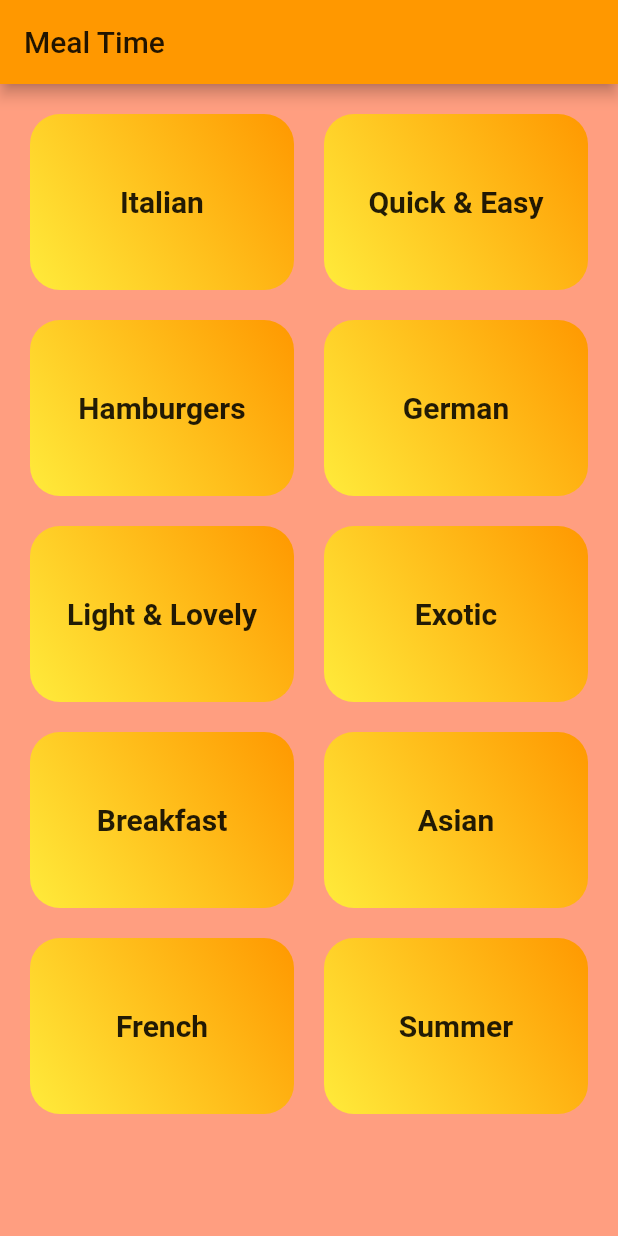
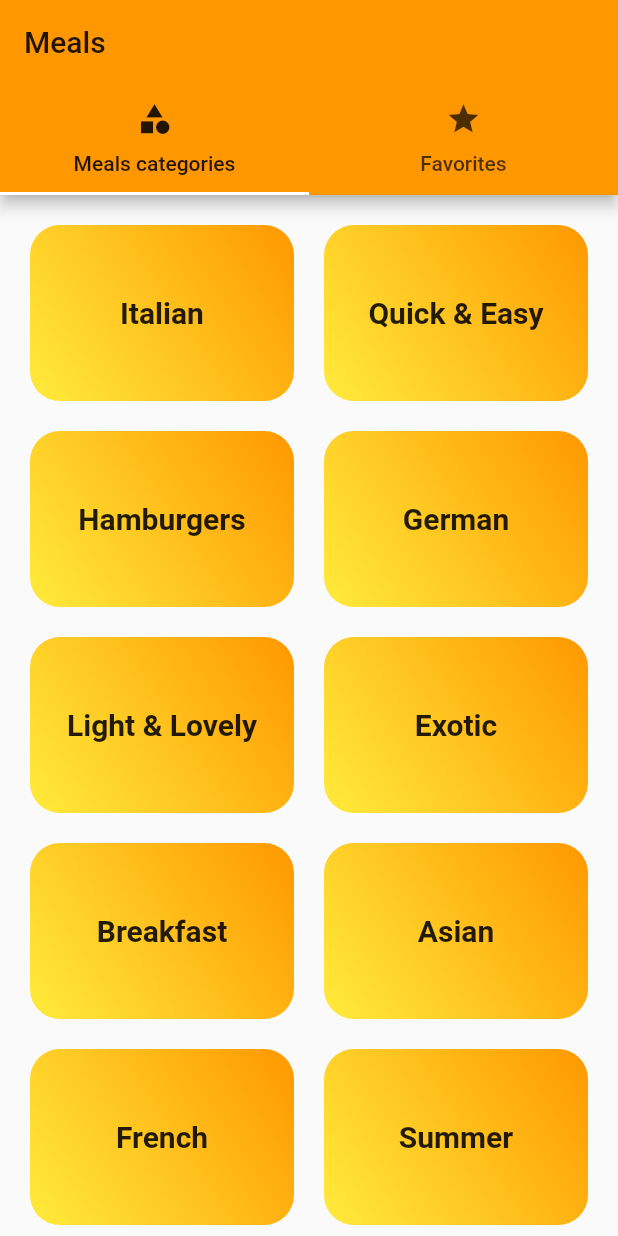
Before and after one commit to sniper0110/MealApp, a Flutter app: the screen it shows after launch, on a phone screen of 412 x 824 dp. Run offline on Flutter 3.47's test engine with Material 2 defaults, Android fonts, the phone set to English and light mode, and no system bars; our stand-ins replace google_fonts.

Commit message:
Adding TabBar to the top of the screen

```diff
--- a/lib/main.dart
+++ b/lib/main.dart
@@ -3,6 +3,7 @@ import 'package:flutter/material.dart';
 import './widgets/MealTypesScreen.dart';
 import './widgets/MealTypeDescriptionScreen.dart';
 import './widgets/MealPreparationScreen.dart';
+import './widgets/TabsScreen.dart';
 
 void main() => runApp(MyApp());
 
@@ -18,7 +19,7 @@ class MyApp extends StatelessWidget {
       ),
       initialRoute: '/',
       routes: {
-        '/': (_) => MealTypesScreen(),
+        '/': (_) => TabsScreen(),
         MealTypeDescriptionScreen.routeName : (_) => MealTypeDescriptionScreen(),
         MealPreparationScreen.routeName : (_) => MealPreparationScreen(),
       },
--- /dev/null
+++ b/lib/widgets/FavoritesScreen.dart
@@ -0,0 +1,10 @@
+import 'package:flutter/material.dart';
+
+class FavoritesScreen extends StatelessWidget {
+  @override
+  Widget build(BuildContext context) {
+    return Center(
+      child: Text("Favorites screen!"),
+    );
+  }
+}
--- a/lib/widgets/MealTypesScreen.dart
+++ b/lib/widgets/MealTypesScreen.dart
@@ -5,17 +5,11 @@ import '../dummy-data.dart';
 import 'MealTypeItem.dart';
 
 class MealTypesScreen extends StatelessWidget {
-
   List<MealType> meals_types = DUMMY_CATEGORIES;
 
   @override
   Widget build(BuildContext context) {
-    return Scaffold(
-      appBar: AppBar(
-        title: Text('Meal Time'),
-      ),
-      body: Container(
-        child: GridView.builder(
+    return GridView.builder(
       padding: EdgeInsets.all(20),
       itemCount: meals_types.length,
       gridDelegate: SliverGridDelegateWithMaxCrossAxisExtent(
@@ -28,11 +22,7 @@ class MealTypesScreen extends StatelessWidget {
         return MealTypeItem(
           meal_type: meals_types[index],
         );
-            }),
-        decoration: BoxDecoration(
-          color: Theme.of(context).secondaryHeaderColor,
-        ),
-      ),
+      },
     );
   }
 }
--- /dev/null
+++ b/lib/widgets/TabsScreen.dart
@@ -0,0 +1,40 @@
+import 'package:flutter/material.dart';
+
+
+import 'MealTypesScreen.dart';
+import 'FavoritesScreen.dart';
+
+class TabsScreen extends StatefulWidget {
+  @override
+  _TabsScreenState createState() => _TabsScreenState();
+}
+
+class _TabsScreenState extends State<TabsScreen> {
+  @override
+  Widget build(BuildContext context) {
+    return DefaultTabController(
+      length: 2,
+      child: Scaffold(
+        appBar: AppBar(
+          title: Text(
+            'Meals',
+          ),
+          bottom: TabBar(tabs: [
+            Tab(
+              icon: Icon(Icons.category),
+              text: "Meals categories",
+            ),
+            Tab(
+              icon: Icon(Icons.star),
+              text: "Favorites",
+            ),
+          ]),
+        ),
+        body: TabBarView(children: [
+          MealTypesScreen(),
+          FavoritesScreen(),
+        ]),
+      ),
+    );
+  }
+}
```
Lines whose indentation alone changed are shown as unchanged.
